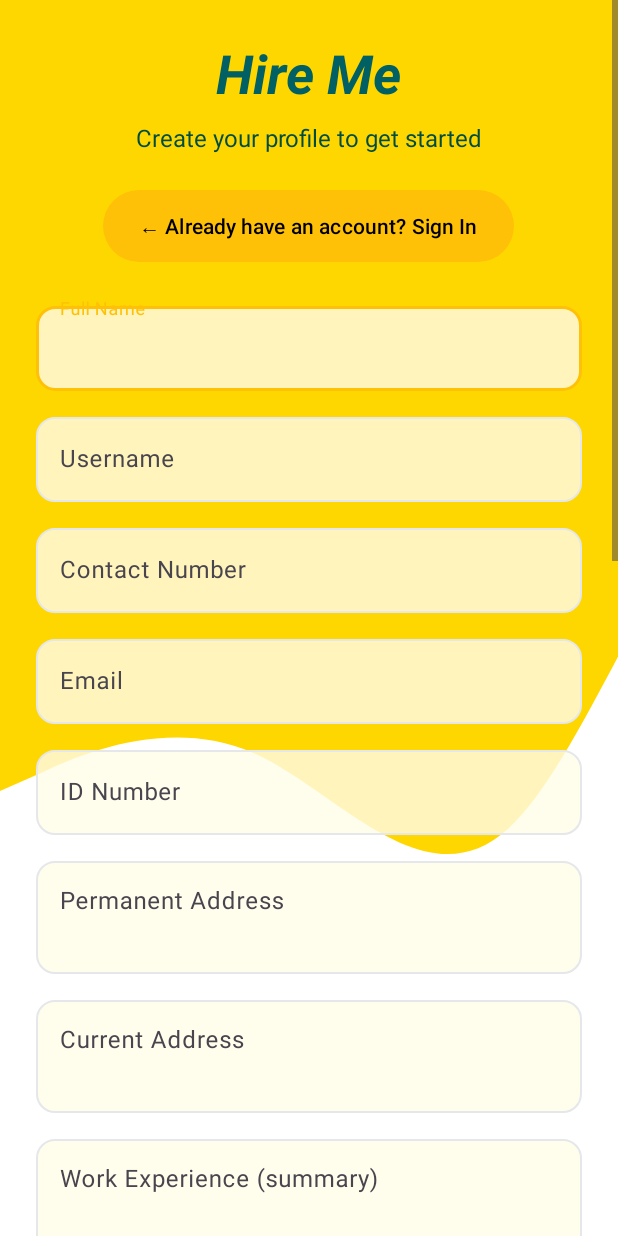
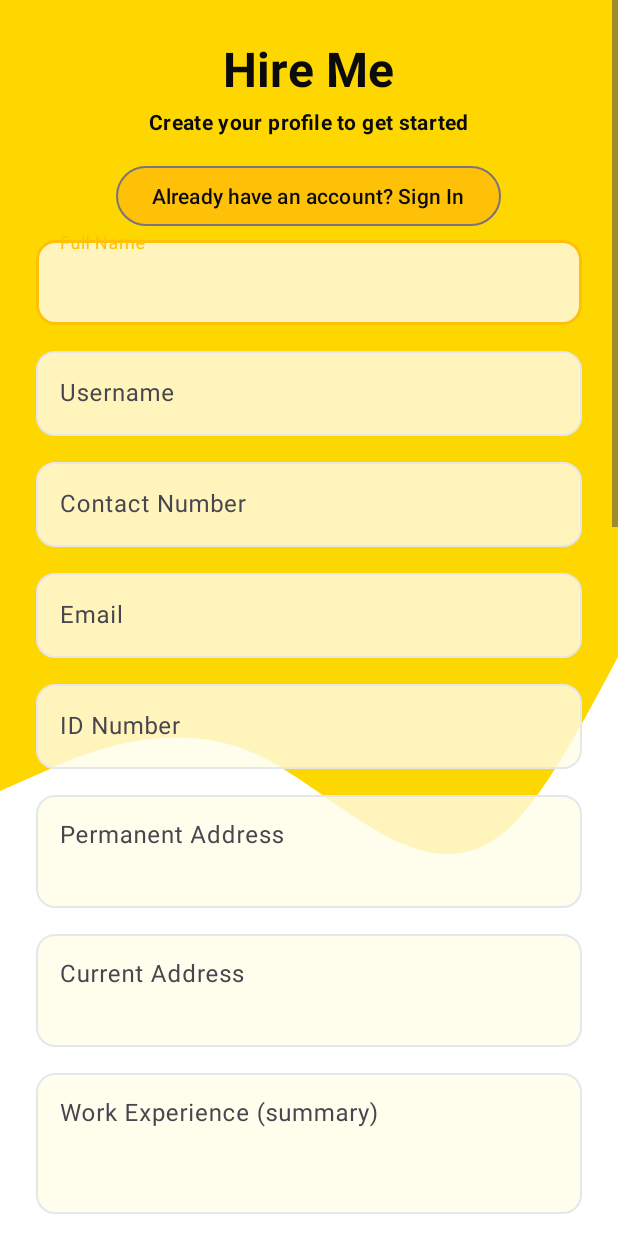
Before and after one commit to kavizzz03/Hire_Us_App, an Android app: the RegisterActivity screen opened directly, with no data from a screen before it, on a phone screen of 412 x 824 dp. Run offline under Robolectric (Android 15) with nearby library versions, the phone set to English and light mode, and no system bars; our stand-ins replace Volley; network calls fail.

Commit message:
create employee account

```diff
--- /dev/null
+++ b/app/src/main/res/drawable/outline_add_a_photo_24.xml
@@ -0,0 +1,5 @@
+<vector xmlns:android="http://schemas.android.com/apk/res/android" android:height="25dp" android:tint="#000000" android:viewportHeight="960" android:viewportWidth="960" android:width="25dp">
+
+    <path android:fillColor="@android:color/white" android:pathData="M440,520L440,520L440,520L440,520L440,520L440,520Q440,520 440,520Q440,520 440,520L440,520Q440,520 440,520Q440,520 440,520L440,520Q440,520 440,520Q440,520 440,520L440,520L440,520ZM120,840Q87,840 63.5,816.5Q40,793 40,760L40,280Q40,247 63.5,223.5Q87,200 120,200L246,200L320,120L560,120L560,200L355,200L282,280L120,280Q120,280 120,280Q120,280 120,280L120,760Q120,760 120,760Q120,760 120,760L760,760Q760,760 760,760Q760,760 760,760L760,400L840,400L840,760Q840,793 816.5,816.5Q793,840 760,840L120,840ZM760,280L760,200L680,200L680,120L760,120L760,40L840,40L840,120L920,120L920,200L840,200L840,280L760,280ZM440,700Q515,700 567.5,647.5Q620,595 620,520Q620,445 567.5,392.5Q515,340 440,340Q365,340 312.5,392.5Q260,445 260,520Q260,595 312.5,647.5Q365,700 440,700ZM440,620Q398,620 369,591Q340,562 340,520Q340,478 369,449Q398,420 440,420Q482,420 511,449Q540,478 540,520Q540,562 511,591Q482,620 440,620Z"/>
+
+</vector>
--- /dev/null
+++ b/app/src/main/res/drawable/outline_add_photo_alternate_24.xml
@@ -0,0 +1,5 @@
+<vector xmlns:android="http://schemas.android.com/apk/res/android" android:height="25dp" android:tint="#000000" android:viewportHeight="960" android:viewportWidth="960" android:width="25dp">
+
+    <path android:fillColor="@android:color/white" android:pathData="M480,480Q480,480 480,480Q480,480 480,480L480,480Q480,480 480,480Q480,480 480,480L480,480Q480,480 480,480Q480,480 480,480L480,480Q480,480 480,480Q480,480 480,480L480,480Q480,480 480,480Q480,480 480,480Q480,480 480,480Q480,480 480,480ZM200,840Q167,840 143.5,816.5Q120,793 120,760L120,200Q120,167 143.5,143.5Q167,120 200,120L520,120Q520,137 520,157Q520,177 520,200L200,200Q200,200 200,200Q200,200 200,200L200,760Q200,760 200,760Q200,760 200,760L760,760Q760,760 760,760Q760,760 760,760L760,440Q783,440 803,440Q823,440 840,440L840,760Q840,793 816.5,816.5Q793,840 760,840L200,840ZM240,680L720,680L570,480L450,640L360,520L240,680ZM680,360L680,280L600,280L600,200L680,200L680,120L760,120L760,200L840,200L840,280L760,280L760,360L680,360Z"/>
+
+</vector>
--- a/app/src/main/res/layout/activity_register.xml
+++ b/app/src/main/res/layout/activity_register.xml
@@ -12,31 +12,32 @@
         android:layout_height="wrap_content"
         android:gravity="center_horizontal">
 
-        <TextView
+        <com.google.android.material.textview.MaterialTextView
+            style="@style/TextAppearance.Material3.HeadlineLarge"
             android:layout_width="wrap_content"
             android:layout_height="wrap_content"
             android:text="Hire Me"
-            android:textSize="36sp"
-            android:textStyle="bold|italic"
-            android:textColor="#006064"
-            android:layout_marginBottom="8dp" />
+            android:textColor="@color/onPrimary_47"
+            android:textStyle="bold"
+            android:layout_marginBottom="4dp"/>
 
-        <TextView
+        <com.google.android.material.textview.MaterialTextView
+            style="@style/TextAppearance.Material3.BodyMedium"
             android:layout_width="wrap_content"
             android:layout_height="wrap_content"
             android:text="Create your profile to get started"
-            android:textSize="16sp"
-            android:textColor="#004D40"
-            android:layout_marginBottom="24dp" />
+            android:textColor="@color/onPrimary_47"
+            android:textStyle="bold"
+            android:layout_marginBottom="16dp"/>
 
-        <Button
+        <com.google.android.material.button.MaterialButton
             android:id="@+id/signInBtn"
+            style="@style/Widget.Material3.Button.OutlinedButton"
             android:layout_width="wrap_content"
             android:layout_height="wrap_content"
-            android:text="← Already have an account? Sign In"
-            android:textColor="#000000"
-            android:background="@drawable/rounded_button_white"
-            android:layout_marginBottom="24dp" />
+            android:text="Already have an account? Sign In"
+            android:textColor="@color/btn_primary_text"
+            app:backgroundTint="@color/btn_primary_tint"/>
 
         <!-- Personal Info -->
 
@@ -242,32 +243,187 @@
         <!-- Job Title Spinner -->
         <Spinner android:id="@+id/jobTitleSpinner"
             android:layout_width="match_parent"
+            android:layout_height="wrap_content"/>
+        <LinearLayout
+            android:id="@+id/customJobTitleLayout"
+            android:layout_width="match_parent"
             android:layout_height="wrap_content"
-            />
-        <LinearLayout android:id="@+id/customJobTitleLayout" android:layout_width="match_parent" android:layout_height="wrap_content" android:visibility="gone">
-            <EditText android:id="@+id/customJobTitle" android:hint="Enter Custom Job Title" android:layout_width="match_parent" android:layout_height="wrap_content"/>
+            android:visibility="gone">
+            <EditText
+                android:id="@+id/customJobTitle"
+                android:hint="Enter Custom Job Title"
+                android:layout_width="match_parent"
+                android:layout_height="wrap_content"/>
         </LinearLayout>
 
         <!-- ID Front -->
-        <TextView android:text="Upload ID Front Side" android:layout_width="wrap_content" android:layout_height="wrap_content"/>
-        <ImageView android:id="@+id/idFrontImage" android:layout_width="match_parent" android:layout_height="200dp" android:background="#FFFFFF"/>
-        <LinearLayout android:orientation="horizontal" android:layout_width="match_parent" android:layout_height="wrap_content" android:weightSum="2">
-            <Button android:id="@+id/cameraFrontBtn" android:layout_width="0dp" android:layout_weight="1" android:layout_height="50dp" android:text="Camera"/>
-            <Button android:id="@+id/galleryFrontBtn" android:layout_width="0dp" android:layout_weight="1" android:layout_height="50dp" android:text="Gallery"/>
+
+        <com.google.android.material.textview.MaterialTextView
+            style="@style/TextAppearance.Material3.TitleMedium"
+            android:layout_width="match_parent"
+            android:layout_height="wrap_content"
+            android:text="ID verification"
+            android:layout_marginTop="20dp"/>
+
+        <com.google.android.material.divider.MaterialDivider
+            android:layout_width="match_parent"
+            android:layout_height="wrap_content"
+            android:layout_marginTop="8dp"
+            android:layout_marginBottom="12dp"/>
+
+        <com.google.android.material.textview.MaterialTextView
+            style="@style/TextAppearance.Material3.BodyMedium"
+            android:layout_width="wrap_content"
+            android:layout_height="wrap_content"
+            android:text="Upload ID Front Side"
+            android:layout_marginBottom="6dp"/>
+
+        <com.google.android.material.card.MaterialCardView
+            android:layout_width="match_parent"
+            android:layout_height="200dp"
+            app:cardUseCompatPadding="true"
+            app:strokeColor="?attr/colorOutline"
+            app:strokeWidth="1dp">
+
+            <ImageView
+                android:id="@+id/idFrontImage"
+                android:layout_width="match_parent"
+                android:layout_height="match_parent"
+                android:scaleType="centerCrop"
+                android:contentDescription="Front side of ID preview"/>
+        </com.google.android.material.card.MaterialCardView>
+
+
+        <LinearLayout
+            android:orientation="horizontal"
+            android:layout_width="match_parent"
+            android:layout_height="wrap_content"
+            android:layout_marginTop="8dp">
+
+            <com.google.android.material.button.MaterialButton
+                android:id="@+id/cameraFrontBtn"
+                style="@style/Widget.Material3.Button.TonalButton"
+                android:layout_width="0dp"
+                android:layout_height="48dp"
+                android:layout_weight="1"
+                android:text="Camera"
+                app:icon="@drawable/outline_add_a_photo_24"
+                app:iconPadding="8dp"
+                app:iconGravity="textStart"/>
+
+            <Space
+                android:layout_width="8dp"
+                android:layout_height="1dp"/>
+
+            <com.google.android.material.button.MaterialButton
+                android:id="@+id/galleryFrontBtn"
+                style="@style/Widget.Material3.Button.TonalButton"
+                android:layout_width="0dp"
+                android:layout_height="48dp"
+                android:layout_weight="1"
+                android:text="Gallery"
+                app:icon="@drawable/outline_add_photo_alternate_24"
+                app:iconPadding="8dp"
+                app:iconGravity="textStart"/>
         </LinearLayout>
 
+
         <!-- ID Back -->
-        <TextView android:text="Upload ID Back Side" android:layout_width="wrap_content" android:layout_height="wrap_content"/>
-        <ImageView android:id="@+id/idBackImage" android:layout_width="match_parent" android:layout_height="200dp" android:background="#FFFFFF"/>
-        <LinearLayout android:orientation="horizontal" android:layout_width="match_parent" android:layout_height="wrap_content" android:weightSum="2">
-            <Button android:id="@+id/cameraBackBtn" android:layout_width="0dp" android:layout_weight="1" android:layout_height="50dp" android:text="Camera"/>
-            <Button android:id="@+id/galleryBackBtn" android:layout_width="0dp" android:layout_weight="1" android:layout_height="50dp" android:text="Gallery"/>
+
+        <com.google.android.material.textview.MaterialTextView
+            style="@style/TextAppearance.Material3.BodyMedium"
+            android:layout_width="wrap_content"
+            android:layout_height="wrap_content"
+            android:text="Upload ID Back Side"
+            android:layout_marginTop="16dp"
+            android:layout_marginBottom="6dp"/>
+
+        <com.google.android.material.card.MaterialCardView
+            android:layout_width="match_parent"
+            android:layout_height="200dp"
+            app:cardUseCompatPadding="true"
+            app:strokeColor="?attr/colorOutline"
+            app:strokeWidth="1dp">
+
+            <ImageView
+                android:id="@+id/idBackImage"
+                android:layout_width="match_parent"
+                android:layout_height="match_parent"
+                android:scaleType="centerCrop"
+                android:contentDescription="Back side of ID preview"/>
+        </com.google.android.material.card.MaterialCardView>
+
+        <LinearLayout
+            android:orientation="horizontal"
+            android:layout_width="match_parent"
+            android:layout_height="wrap_content"
+            android:layout_marginTop="8dp">
+
+            <com.google.android.material.button.MaterialButton
+                android:id="@+id/cameraBackBtn"
+                style="@style/Widget.Material3.Button.TonalButton"
+                android:layout_width="0dp"
+                android:layout_height="48dp"
+                android:layout_weight="1"
+                android:text="Camera"
+                app:icon="@drawable/outline_add_a_photo_24"
+                app:iconPadding="8dp"
+                app:iconGravity="textStart"/>
+
+            <Space
+                android:layout_width="8dp"
+                android:layout_height="1dp"/>
+
+            <com.google.android.material.button.MaterialButton
+                android:id="@+id/galleryBackBtn"
+                style="@style/Widget.Material3.Button.TonalButton"
+                android:layout_width="0dp"
+                android:layout_height="48dp"
+                android:layout_weight="1"
+                android:text="Gallery"
+                app:icon="@drawable/outline_add_photo_alternate_24"
+                app:iconPadding="8dp"
+                app:iconGravity="textStart"/>
         </LinearLayout>
 
         <!-- Bank Details -->
         <Spinner android:id="@+id/bankNameSpinner" android:layout_width="match_parent" android:layout_height="wrap_content"/>
-        <EditText android:id="@+id/bankAccountNumber" android:hint="Bank Account Number" android:layout_width="match_parent" android:layout_height="wrap_content"/>
-        <EditText android:id="@+id/bankBranch" android:hint="Bank Branch" android:layout_width="match_parent" android:layout_height="wrap_content"/>
+
+        <com.google.android.material.textfield.TextInputLayout
+            style="@style/Widget.Material3.TextInputLayout.OutlinedBox"
+            android:layout_width="match_parent"
+            android:layout_height="wrap_content"
+            android:layout_marginTop="12dp"
+            android:hint="Bank Account Number">
+            <com.google.android.material.textfield.TextInputEditText
+                android:id="@+id/bankAccountNumber"
+                android:layout_width="match_parent"
+                android:layout_height="wrap_content"
+                android:inputType="number"
+                android:imeOptions="actionNext"
+                android:maxLines="1"
+                android:background="@drawable/bg_input"
+                android:textColor="@color/onSurface_47"
+                android:textColorHint="@color/hint_47"/>
+        </com.google.android.material.textfield.TextInputLayout>
+
+        <com.google.android.material.textfield.TextInputLayout
+            style="@style/Widget.Material3.TextInputLayout.OutlinedBox"
+            android:layout_width="match_parent"
+            android:layout_height="wrap_content"
+            android:layout_marginTop="12dp"
+            android:hint="Bank Branch">
+            <com.google.android.material.textfield.TextInputEditText
+                android:id="@+id/bankBranch"
+                android:layout_width="match_parent"
+                android:layout_height="wrap_content"
+                android:inputType="textCapWords"
+                android:imeOptions="actionDone"
+                android:maxLines="1"
+                android:background="@drawable/bg_input"
+                android:textColor="@color/onSurface_47"
+                android:textColorHint="@color/hint_47"/>
+        </com.google.android.material.textfield.TextInputLayout>
 
         <CheckBox android:id="@+id/privacyPolicyCheckbox" android:text="I agree to the Privacy Policy" android:layout_width="wrap_content" android:layout_height="wrap_content"/>
         <Button android:id="@+id/createAccountBtn" android:text="Create Account" android:layout_width="match_parent" android:layout_height="wrap_content" android:layout_marginTop="16dp"/>
```
